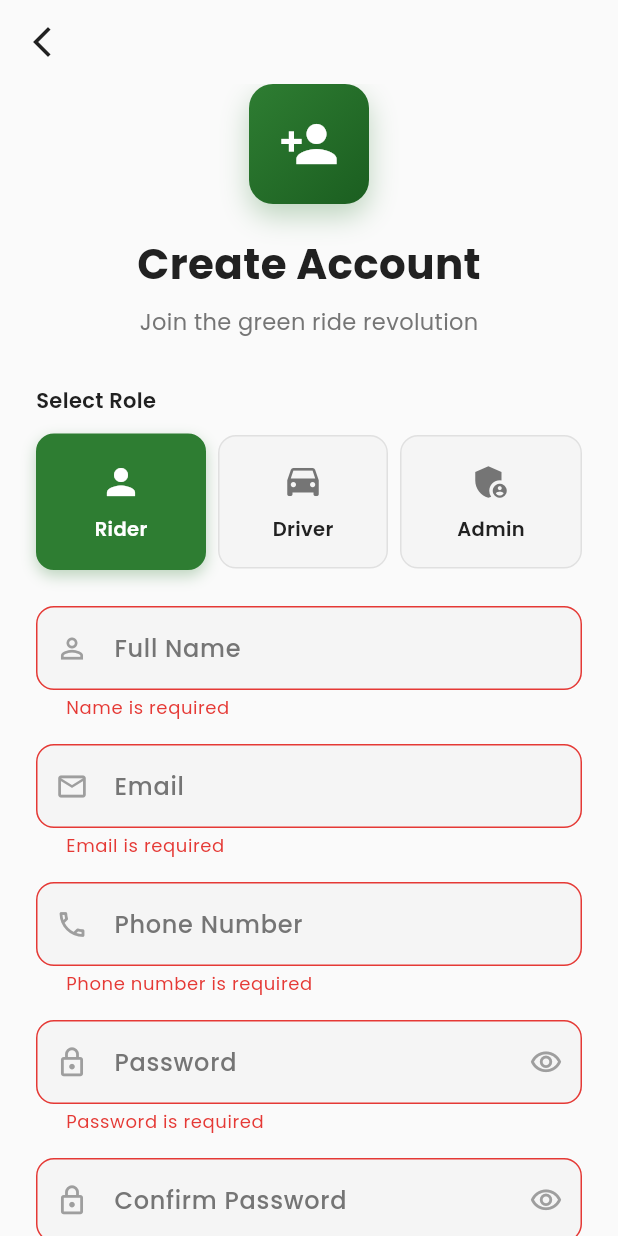
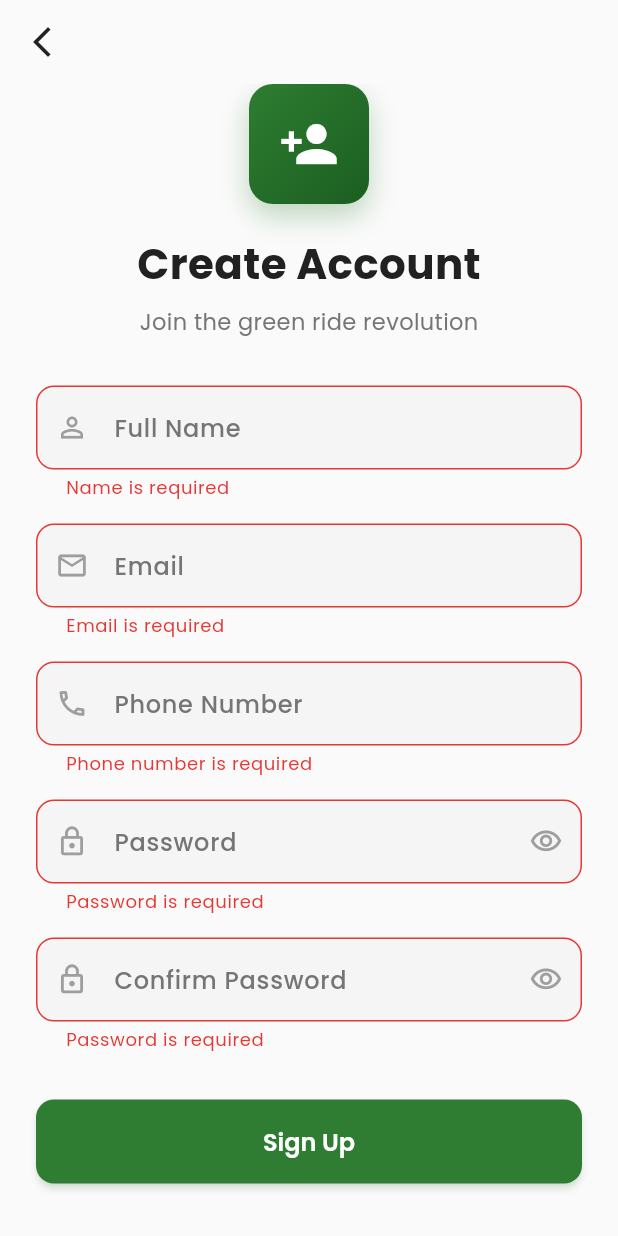
Before and after one commit to Adhikkesh/Eco-Ride, a Flutter app: the SignUpScreen screen opened directly, after a tap on "Sign Up", on a phone screen of 412 x 824 dp. Run offline on Flutter 3.47's test engine with Material 3 defaults, Android fonts, the phone set to English and light mode, and no system bars; our stand-ins replace cloud_firestore, file_picker, firebase_auth, firebase_core, firebase_database, firebase_storage and 4 more; accounts and stored records are empty.

Commit message:
added driver home and improve role-based auth flow

```diff
--- a/apps/mobile/lib/features/auth/screens/signup_screen.dart
+++ b/apps/mobile/lib/features/auth/screens/signup_screen.dart
@@ -81,28 +81,39 @@ class _SignUpScreenState extends State<SignUpScreen>
         role: _selectedRole,
       );
 
-      // Sign out immediately so user can log in
-      await AuthService.instance.signOut();
-
-      // Show success message
+      // Show success message and pop to reveal OnboardingScreen (via AuthGate)
       if (mounted) {
-        _showSuccessSnackbar('Account created! Please sign in.');
-        _navigateToLogin();
+        _showSuccessSnackbar('Account created!');
+        Navigator.of(context).pop();
       }
     } on AuthException catch (e) {
-      // Smart Registration: If email exists, try to log in
+      // PROACTIVE FIX: If email exists, check and update role
       if (e.code == 'email-already-in-use') {
         try {
+          debugPrint('SignUp: Email exists. Checking for role mismatch...');
+          // 1. Attempt to sign in to verify credentials
           await AuthService.instance.signIn(
             email: _emailController.text,
             password: _passwordController.text,
           );
-          // If successful, AuthGate will handle navigation to Home
+
+          final user = AuthService.instance.currentUser;
+          if (user != null) {
+            // 2. Fetch current profile
+            final profile = await AuthService.instance.getUserData(user.uid);
+            if (profile != null && profile.role != _selectedRole) {
+              debugPrint('SignUp: Role mismatch detected (${profile.role} -> $_selectedRole). Updating...');
+              await AuthService.instance.updateUserRole(user.uid, _selectedRole);
+              if (mounted) _showInfoSnackbar('Welcome! Your account has been updated to ${_selectedRole.displayName}.');
+            } else {
+              if (mounted) _showInfoSnackbar('Welcome back!');
+            }
+          }
           return;
-        } catch (_) {
-          // If login fails (wrong password), fall through to show simple error
+        } catch (signInError) {
+          debugPrint('SignUp: Sign-in/Role update failed: $signInError');
           if (mounted) {
-             _showErrorSnackbar('Account exists. Please sign in.');
+             _showErrorSnackbar('Account exists with this email. Please sign in with the correct password.');
           }
           return;
         }
@@ -276,11 +287,6 @@ class _SignUpScreenState extends State<SignUpScreen>
 
                     const SizedBox(height: 32),
 
-                    // Role Selection
-                    _buildRoleSelector(),
-
-                    const SizedBox(height: 24),
-
                     // Form Fields
                     _buildForm(),
 
@@ -356,90 +362,6 @@ class _SignUpScreenState extends State<SignUpScreen>
             color: AppColors.textSecondary,
             fontWeight: FontWeight.w400,
           ),
-        ),
-      ],
-    );
-  }
-
-  Widget _buildRoleSelector() {
-    return Column(
-      crossAxisAlignment: CrossAxisAlignment.start,
-      children: [
-        Text(
-          AppStrings.selectRole,
-          style: GoogleFonts.poppins(
-            fontSize: 14,
-            fontWeight: FontWeight.w600,
-            color: AppColors.textPrimary,
-          ),
-        ),
-        const SizedBox(height: 12),
-        Row(
-          children: UserRole.values.map((role) {
-            final isSelected = _selectedRole == role;
-            return Expanded(
-              child: Padding(
-                padding: EdgeInsets.only(
-                  right: role != UserRole.values.last ? 8 : 0,
-                ),
-                child: GestureDetector(
-                  onTap: _isLoading ? null : () {
-                    setState(() => _selectedRole = role);
-                  },
-                  child: AnimatedContainer(
-                    duration: const Duration(milliseconds: 200),
-                    padding: const EdgeInsets.symmetric(
-                      vertical: 16,
-                    ),
-                    decoration: BoxDecoration(
-                      color: isSelected
-                          ? AppColors.primary
-                          : AppColors.offWhite,
-                      borderRadius: BorderRadius.circular(AppDimens.radiusMD),
-                      border: Border.all(
-                        color: isSelected
-                            ? AppColors.primary
-                            : AppColors.lightGrey,
-                        width: isSelected ? 2 : 1,
-                      ),
-                      boxShadow: isSelected
-                          ? [
-                              BoxShadow(
-                                color: AppColors.primary.withValues(alpha: 0.3),
-                                blurRadius: 8,
-                                offset: const Offset(0, 4),
-                              ),
-                            ]
-                          : null,
-                    ),
-                    child: Column(
-                      mainAxisSize: MainAxisSize.min,
-                      children: [
-                        Icon(
-                          role.icon,
-                          size: 28,
-                          color: isSelected
-                              ? AppColors.white
-                              : AppColors.textSecondary,
-                        ),
-                        const SizedBox(height: 8),
-                        Text(
-                          role.displayName,
-                          style: GoogleFonts.poppins(
-                            fontSize: 13,
-                            fontWeight: FontWeight.w600,
-                            color: isSelected
-                                ? AppColors.white
-                                : AppColors.textPrimary,
-                          ),
-                        ),
-                      ],
-                    ),
-                  ),
-                ),
-              ),
-            );
-          }).toList(),
         ),
       ],
     );
```
Also changed, not shown: apps/mobile/lib/features/auth/screens/login_screen.dart (+30 -7 lines), apps/mobile/lib/features/home/screens/driver_home_screen.dart (added, +400 -0 lines).
